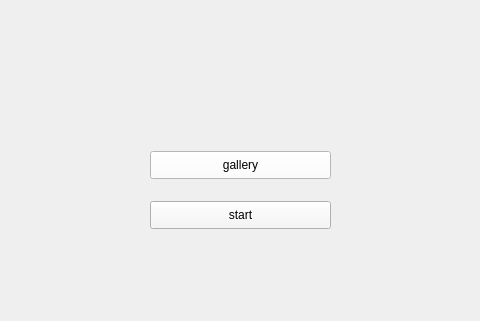
Above: second.ui from Saeedfhm/T_Monsters before the change; both pictures show x 600 to 1080 and y 479 to 800 of the 1200 by 800 pixel window. Below: the same form after it.
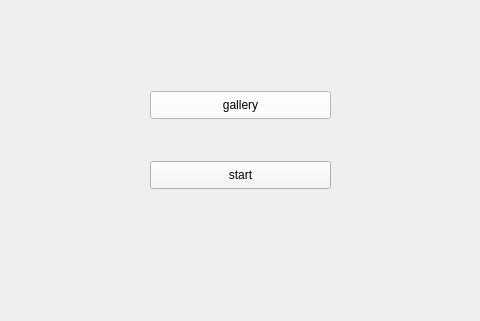
That is the form after the change. Icons and pictures are not drawn.

What changed in the file:
```diff
--- a/second.ui
+++ b/second.ui
@@ -38,7 +38,7 @@
     <property name="geometry">
      <rect>
       <x>750</x>
-      <y>630</y>
+      <y>570</y>
       <width>181</width>
       <height>28</height>
      </rect>
@@ -74,7 +74,7 @@
     <property name="geometry">
      <rect>
       <x>750</x>
-      <y>680</y>
+      <y>640</y>
       <width>181</width>
       <height>28</height>
      </rect>
```
Left out of the diff: 1 changed line with no effect on the pictures.
